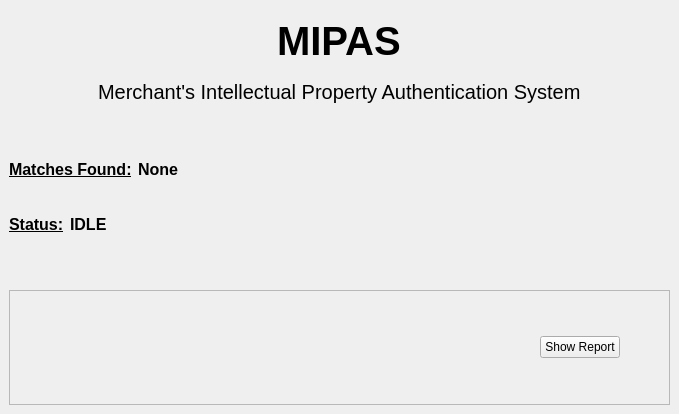
Old version of the form ui_files/mainWindow.ui in the repository ilanpogr/MIPAS.
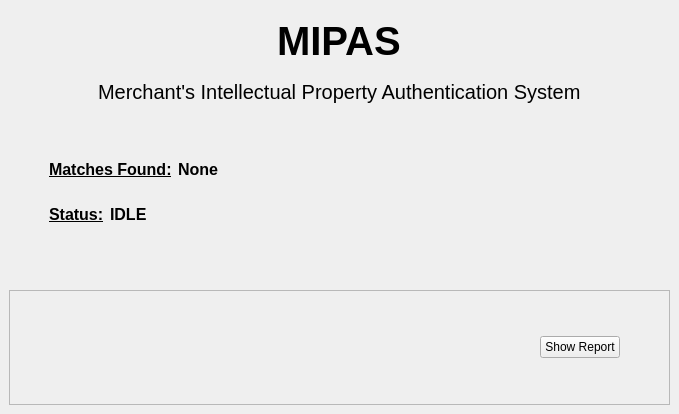
New version of the form.

Diff of the .ui file:
```diff
--- a/ui_files/mainWindow.ui
+++ b/ui_files/mainWindow.ui
@@ -103,6 +103,22 @@
         </item>
         <item>
          <layout class="QHBoxLayout" name="horizontalLayout_2">
+          <item>
+           <spacer name="horizontalSpacer_5">
+            <property name="orientation">
+             <enum>Qt::Horizontal</enum>
+            </property>
+            <property name="sizeType">
+             <enum>QSizePolicy::Fixed</enum>
+            </property>
+            <property name="sizeHint" stdset="0">
+             <size>
+              <width>40</width>
+              <height>20</height>
+             </size>
+            </property>
+           </spacer>
+          </item>
           <item>
            <widget class="QLabel" name="label">
             <property name="font">
@@ -166,6 +182,22 @@
         <item>
          <layout class="QHBoxLayout" name="horizontalLayout_5">
           <item>
+           <spacer name="horizontalSpacer_6">
+            <property name="orientation">
+             <enum>Qt::Horizontal</enum>
+            </property>
+            <property name="sizeType">
+             <enum>QSizePolicy::Fixed</enum>
+            </property>
+            <property name="sizeHint" stdset="0">
+             <size>
+              <width>40</width>
+              <height>20</height>
+             </size>
+            </property>
+           </spacer>
+          </item>
+          <item alignment="Qt::AlignLeft|Qt::AlignTop">
            <widget class="QLabel" name="label_2">
             <property name="font">
              <font>
@@ -180,7 +212,7 @@
             </property>
            </widget>
           </item>
-          <item>
+          <item alignment="Qt::AlignTop">
            <widget class="QLabel" name="label_3">
             <property name="font">
              <font>
```
